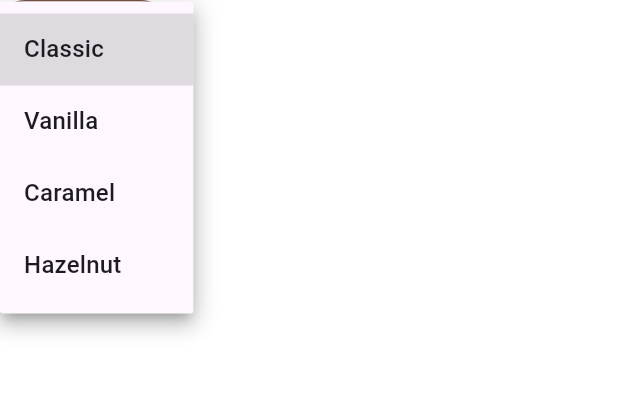
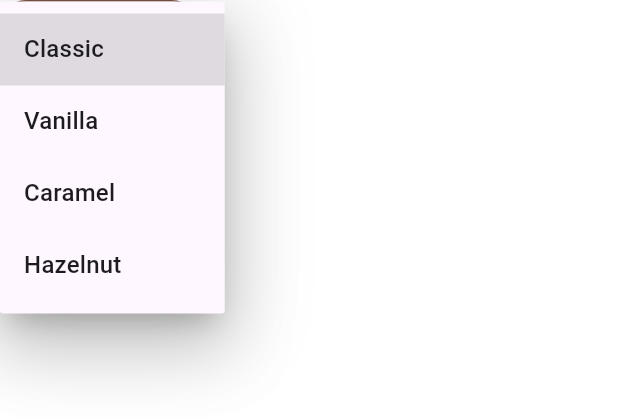
Before and after one commit to OguzhanCinar-01/cup_connect, a Flutter app: the SyrupDropdown widget shown alone on an empty page, opened directly, after a tap on "Classic", on a phone screen of 412 x 824 dp. Shown: the top 419 px of the screen. Run offline on Flutter 3.47's test engine with Material 3 defaults, Android fonts, the phone set to English and light mode, and no system bars; our stand-ins replace cloud_firestore, firebase_auth, firebase_core, google_fonts, timeline_tile; accounts and stored records are empty.

Commit message:
Refactor: Update CoffeeGridItem and ProductView for improved code readability and consistency

```diff
--- a/lib/views/home/widget/coffee_grid_item.dart
+++ b/lib/views/home/widget/coffee_grid_item.dart
@@ -42,7 +42,7 @@ class CoffeeGridItem extends StatelessWidget {
           final selectedProduct = Product(
             name: title,
             description: description,
-            price: price,
+            basePrice: price,
             imagePath: imagePath,
             coffeeSize: coffeSize,
             syrup: syrup,
--- a/lib/views/product/viewmodel/product_view_model.dart
+++ b/lib/views/product/viewmodel/product_view_model.dart
@@ -4,18 +4,28 @@ class Product {
   Product({
     required this.name,
     required this.description,
-    required this.price,
+    required this.basePrice,
     required this.imagePath,
     required this.coffeeSize,
     required this.syrup,
+    this.sizePrices = const {
+      'Small': 0.0,
+      'Medium': 2.0,
+      'Large': 3.0,
+    },
   });
 
   final String name;
   final String description;
-  final double price;
+  final double basePrice;
   final String imagePath;
   String coffeeSize;
   String syrup;
+  final Map<String, double> sizePrices;
+
+  double get price {
+    return basePrice + (sizePrices[coffeeSize] ?? 0.0);
+  }
 }
 
 class ProductViewModel with ChangeNotifier {
--- a/lib/views/product/widget/syrup_dropdown.dart
+++ b/lib/views/product/widget/syrup_dropdown.dart
@@ -19,15 +19,24 @@ class SyrupDropdown extends StatelessWidget {
     final productProvider = Provider.of<ProductViewModel>(context);
     return Container(
       padding: const EdgeInsets.symmetric(horizontal: 10),
-      height: MediaQuery.of(context).size.height * 0.04,
+      height: MediaQuery.of(context).size.height * 0.042,
+      width: MediaQuery.of(context).size.width * 0.32,
       decoration: BoxDecoration(
         borderRadius: BorderRadius.circular(20),
         border: Border.all(color: AppColors.primary),
+        gradient: const LinearGradient(
+          colors: [
+            AppColors.secondary,
+            Color.fromARGB(47, 234, 216, 192),
+          ],
+          begin: Alignment.topCenter,
+          end: Alignment.bottomCenter,
+        ),
         color: AppColors.surface,
       ),
       child: DropdownButtonHideUnderline(
         child: DropdownButton<String>(
-          elevation: 8,
+          elevation: 24,
           isExpanded: false,
           underline: Container(
             height: 2,
```
Also changed, not shown: lib/views/product/view/product_view.dart (+31 -19 lines), lib/views/profile/view/previous_orders_view.dart (+33 -2 lines), assets/images/hot_americano.png, assets/images/hot_espresso.png, assets/images/hot_mocha.png, assets/images/hot_white_chocolate_mocha.png.
